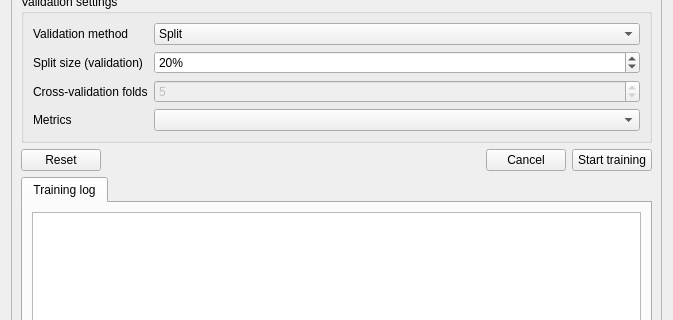
Qt form eis_qgis_plugin/resources/ui/modeling/training.ui (GispoCoding/eis_qgis_plugin) before a commit; both pictures show x 0 to 673 and y 292 to 612 of the 673 by 804 pixel window.
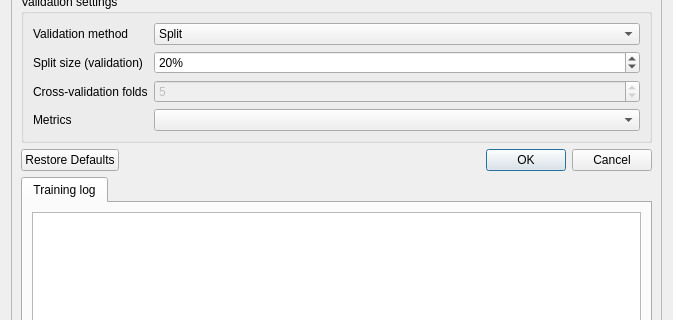
The same form after that commit. Custom widgets are drawn as their Qt base class.

Commit message: ui(wizard): add icons to most buttons, change many buttons to use QDialogButtonBox, clean UIs

What changed in the file:
```diff
--- a/eis_qgis_plugin/resources/ui/modeling/training.ui
+++ b/eis_qgis_plugin/resources/ui/modeling/training.ui
@@ -25,7 +25,7 @@
         <x>0</x>
         <y>0</y>
         <width>639</width>
-        <height>829</height>
+        <height>821</height>
        </rect>
       </property>
       <layout class="QVBoxLayout" name="verticalLayout_2">
@@ -257,42 +257,11 @@
         </widget>
        </item>
        <item>
-        <layout class="QHBoxLayout" name="reset_start_layout">
-         <item>
-          <widget class="QPushButton" name="reset_training_parameters_btn">
-           <property name="text">
-            <string>Reset</string>
-           </property>
-          </widget>
-         </item>
-         <item>
-          <spacer name="horizontalSpacer">
-           <property name="orientation">
-            <enum>Qt::Horizontal</enum>
-           </property>
-           <property name="sizeHint" stdset="0">
-            <size>
-             <width>40</width>
-             <height>20</height>
-            </size>
-           </property>
-          </spacer>
-         </item>
-         <item>
-          <widget class="QPushButton" name="cancel_training_btn">
-           <property name="text">
-            <string>Cancel</string>
-           </property>
-          </widget>
-         </item>
-         <item>
-          <widget class="QPushButton" name="start_training_btn">
-           <property name="text">
-            <string>Start training</string>
-           </property>
-          </widget>
-         </item>
-        </layout>
+        <widget class="QDialogButtonBox" name="button_box">
+         <property name="standardButtons">
+          <set>QDialogButtonBox::Cancel|QDialogButtonBox::Ok|QDialogButtonBox::RestoreDefaults</set>
+         </property>
+        </widget>
        </item>
        <item>
         <widget class="QTabWidget" name="model_output_tab">
```
Left out of the diff: 23 changed lines with no effect on the pictures. The commit also changes 21 other files.
